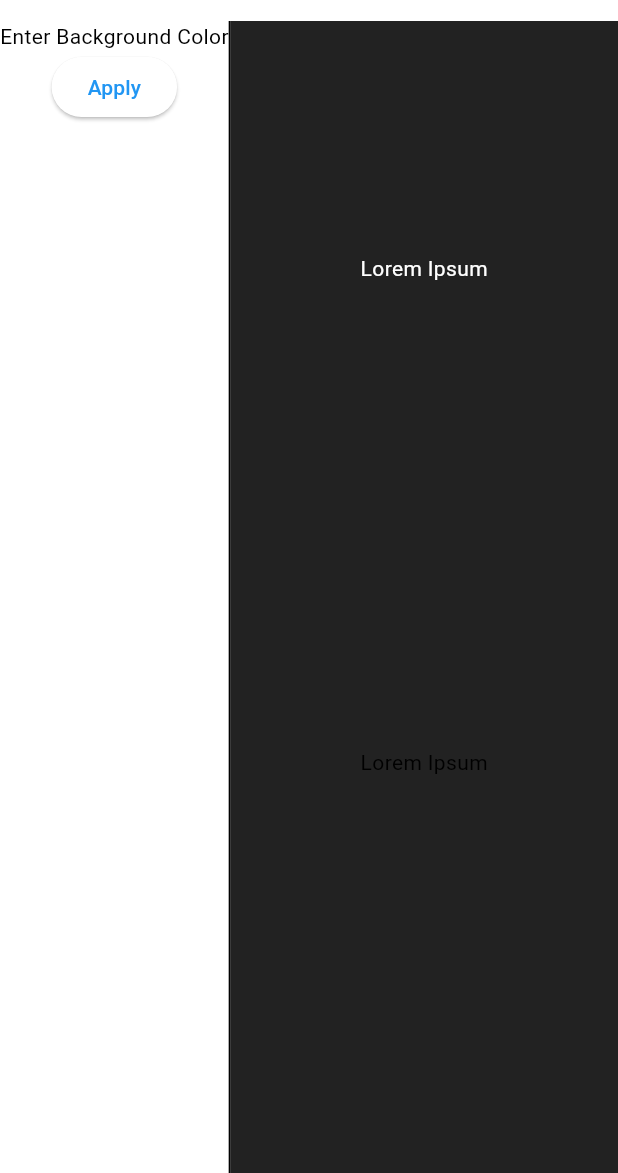
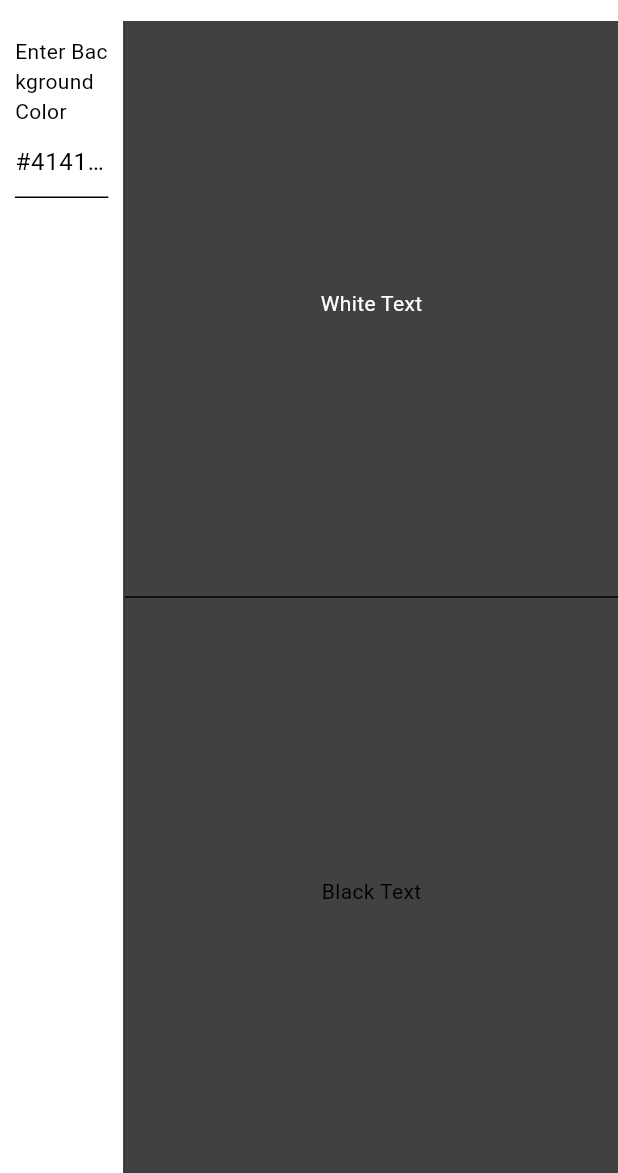
Before and after one commit to TaeBbong/textcolor-picker, a Flutter app: the TabletScreen screen opened directly, on a phone screen of 412 x 824 dp, the part 63-1236 px from its top. Run offline on Flutter 3.47's test engine with Material 3 defaults, Android fonts, the light colour scheme and no system bars.

Commit message:
feat: tablet done

```diff
--- a/lib/screens/tablet_screen.dart
+++ b/lib/screens/tablet_screen.dart
@@ -6,7 +6,45 @@ class TabletScreen extends StatefulWidget {
 }
 
 class _TabletScreenState extends State<TabletScreen> {
-  Color background = Colors.black87;
+  Color background = Color(0xff414141);
+  TextEditingController _controller = TextEditingController();
+  // Function to validate and convert color string to hex value with full opacity
+  int? convertToHex(String colorString) {
+    // Regular expression to validate color string (3 or 6 hexadecimal digits, with or without '#')
+    final RegExp colorRegExp = RegExp(r'^#?([0-9a-fA-F]{3}|[0-9a-fA-F]{6})$');
+
+    if (!colorRegExp.hasMatch(colorString)) {
+      print("Invalid color format");
+      return null; // Return null if color string is invalid
+    }
+
+    // Removing '#' if present and adjusting 3-digit hex to 6-digit by duplicating digits
+    String valueString = colorString.replaceFirst('#', '');
+    if (valueString.length == 3) {
+      valueString = valueString.split('').map((c) => '$c$c').join('');
+    }
+
+    int value = int.parse(valueString, radix: 16);
+    return value + 0xFF000000; // Adding full opacity
+  }
+
+  @override
+  void initState() {
+    super.initState();
+    _controller.addListener(() {
+      final String color = _controller.text.toLowerCase();
+      int? colorValue = convertToHex(color);
+      if (colorValue != null) {
+        print(colorValue); // This prints the hex value with alpha
+        setState(() {
+          background = Color(colorValue);
+        });
+      } else {
+        print("Color conversion failed.");
+      }
+    });
+  }
+
   @override
   Widget build(BuildContext context) {
     return Scaffold(
@@ -15,32 +53,42 @@ class _TabletScreenState extends State<TabletScreen> {
       ),
       body: Row(
         children: [
-          Container(
-            child: Column(children: [
-              Text('Enter Background Color'),
-              ElevatedButton(onPressed: () {}, child: Text('Apply')),
-            ]),
+          Expanded(
+            flex: 1,
+            child: Container(
+              padding: EdgeInsets.all(10),
+              child: Column(
+                crossAxisAlignment: CrossAxisAlignment.start,
+                children: [
+                  Text('Enter Background Color'),
+                  TextField(
+                    decoration: InputDecoration(hintText: '#414141'),
+                    controller: _controller,
+                  ),
+                ],
+              ),
+            ),
           ),
           VerticalDivider(thickness: 1, width: 1),
           Expanded(
+            flex: 4,
             child: Container(
                 color: background,
                 child: Column(
                   children: [
-                    Container(
-                      height: MediaQuery.of(context).size.height * 0.4,
+                    Expanded(
                       child: Center(
                         child: Text(
-                          'Lorem Ipsum',
+                          'White Text',
                           style: TextStyle(color: Colors.white),
                         ),
                       ),
                     ),
-                    Container(
-                      height: MediaQuery.of(context).size.height * 0.4,
+                    Divider(),
+                    Expanded(
                       child: Center(
                         child: Text(
-                          'Lorem Ipsum',
+                          'Black Text',
                           style: TextStyle(color: Colors.black),
                         ),
                       ),
```
